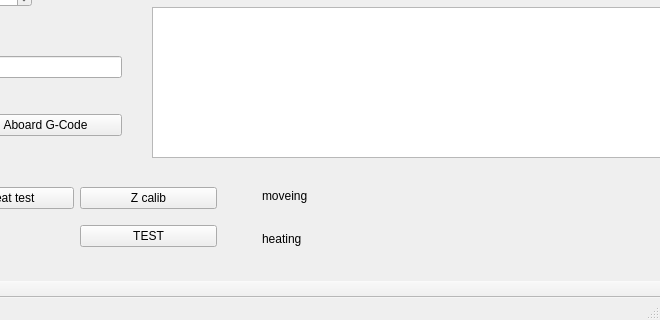
The window that CNC_MultiTool_GUI/mainwindow.ui (CNCMultiTool/CNC_MultiTool) describes before a commit, drawn with Qt 5; both pictures show x 368 to 1028 and y 453 to 773 of the 1028 by 773 pixel window.
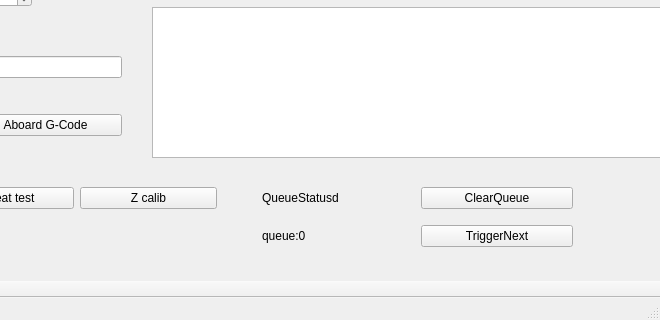
The same window after the commit.

```diff
--- a/CNC_MultiTool_GUI/mainwindow.ui
+++ b/CNC_MultiTool_GUI/mainwindow.ui
@@ -967,13 +967,6 @@
        </property>
       </widget>
      </item>
-     <item row="1" column="3">
-      <widget class="QPushButton" name="pushButton_test">
-       <property name="text">
-        <string>TEST</string>
-       </property>
-      </widget>
-     </item>
      <item row="1" column="0">
       <widget class="QPushButton" name="pushButton_rest">
        <property name="text">
@@ -1001,22 +994,36 @@
      <rect>
       <x>630</x>
       <y>630</y>
-      <width>160</width>
+      <width>311</width>
       <height>80</height>
      </rect>
     </property>
     <layout class="QGridLayout" name="gridLayout_3">
-     <item row="1" column="0">
-      <widget class="QLabel" name="label_heating">
-       <property name="text">
-        <string>heating</string>
-       </property>
-      </widget>
-     </item>
      <item row="0" column="0">
       <widget class="QLabel" name="label_moveing">
        <property name="text">
-        <string>moveing</string>
+        <string>QueueStatusd</string>
+       </property>
+      </widget>
+     </item>
+     <item row="1" column="0">
+      <widget class="QLabel" name="label_Queue">
+       <property name="text">
+        <string>queue:0</string>
+       </property>
+      </widget>
+     </item>
+     <item row="0" column="1">
+      <widget class="QPushButton" name="pushButton_clear_queue">
+       <property name="text">
+        <string>ClearQueue</string>
+       </property>
+      </widget>
+     </item>
+     <item row="1" column="1">
+      <widget class="QPushButton" name="pushButton_trigger_next">
+       <property name="text">
+        <string>TriggerNext</string>
        </property>
       </widget>
      </item>
```
Left out of the diff: 2 changed lines with no effect on the pictures.
